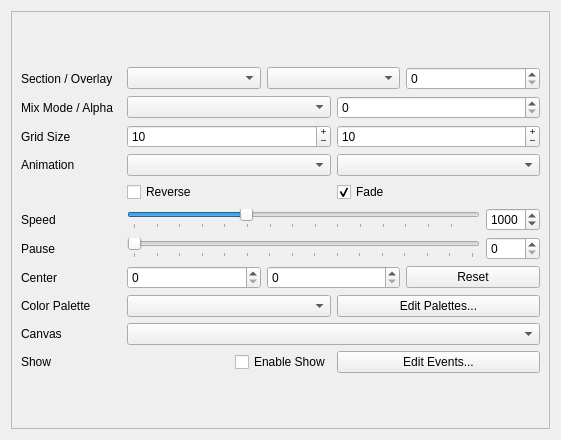
The window that src/widget/maestrocontrol.ui (8bitbuddhist/PixelMaestro-Studio) describes before a commit, drawn with Qt 5.
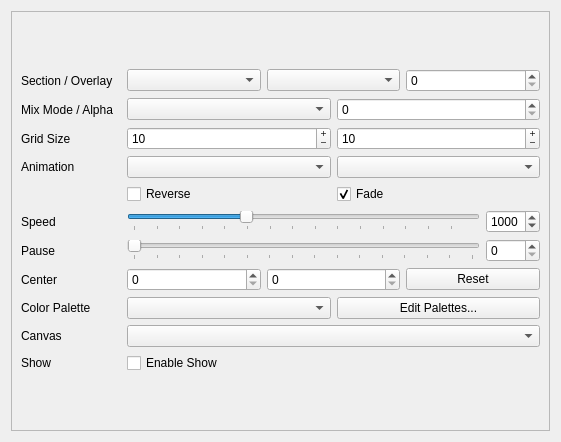
The same window after the commit.

Commit message: ShowControl - Fixed and re-added ShowControl ShowControl - Switched from a dialog to a widget that appears on the MaestroControl form CueInterpreter - Updated Cue <-> string mappings

The edit to the form file:
```diff
--- a/src/widget/maestrocontrol.ui
+++ b/src/widget/maestrocontrol.ui
@@ -7,7 +7,7 @@
     <x>0</x>
     <y>0</y>
     <width>561</width>
-    <height>440</height>
+    <height>442</height>
    </rect>
   </property>
   <property name="sizePolicy">
@@ -34,6 +34,9 @@
        <verstretch>0</verstretch>
       </sizepolicy>
      </property>
+     <property name="sizeAdjustPolicy">
+      <enum>QAbstractScrollArea::AdjustIgnored</enum>
+     </property>
      <property name="widgetResizable">
       <bool>true</bool>
      </property>
@@ -177,21 +180,14 @@
           </widget>
          </item>
          <item row="11" column="1">
-          <layout class="QHBoxLayout" name="showLayout">
-           <item alignment="Qt::AlignRight">
+          <layout class="QVBoxLayout" name="showLayout">
+           <item>
             <widget class="QCheckBox" name="enableShowCheckBox">
              <property name="text">
               <string>Enable Show</string>
              </property>
             </widget>
            </item>
-           <item>
-            <widget class="QPushButton" name="editEventsButton">
-             <property name="text">
-              <string>Edit Events...</string>
-             </property>
-            </widget>
-           </item>
           </layout>
          </item>
          <item row="5" column="1">
```
Left out of the diff: 23 changed lines with no effect on the pictures. The commit also changes 10 other files.
